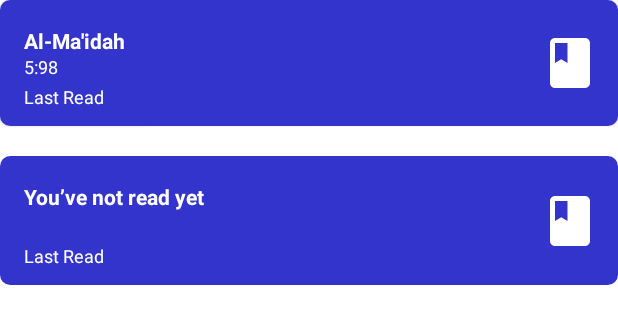
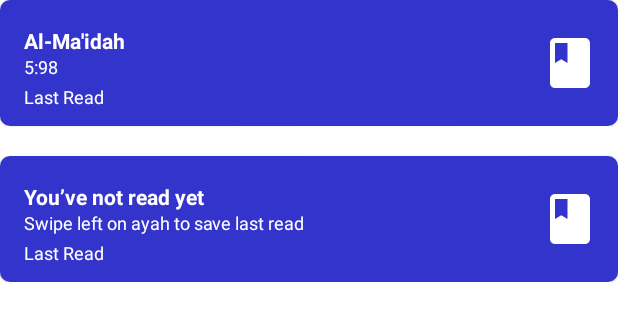
Before and after one commit to jiwomdf/Quran-Yuk-KMM, an Android app built with Jetpack Compose: the @Preview function LastReadPreview, on a phone screen of 412 x 824 dp. Shown: the top 324 px of the screen. Run offline under Robolectric (Android 15) with nearby library versions, the phone set to English and light mode, and no system bars.

Commit message:
enhance android app last read

```diff
--- a/androidApp/src/main/java/com/programmergabut/quranyuk/android/features/alquran/components/LastRead.kt
+++ b/androidApp/src/main/java/com/programmergabut/quranyuk/android/features/alquran/components/LastRead.kt
@@ -77,17 +77,16 @@ fun LastRead(
                     fontSize = 14.sp,
                     style = TextStyle(fontWeight = FontWeight.Bold)
                 )
-                lastRead?.let {
-                    Text(
-                        modifier = Modifier.padding(top = 2.dp),
-                        text = "${lastRead.surahId}:${lastRead.ayahId}",
-                        color = AppColor.White,
-                        fontSize = 12.sp
-                    )
-                } ?: kotlin.run {
-                    Spacer(modifier = Modifier.height(18.dp))
-                }
-
+                Text(
+                    modifier = Modifier.padding(top = 2.dp),
+                    text = if(lastRead != null){
+                        "${lastRead.surahId}:${lastRead.ayahId}"
+                    } else {
+                        "Swipe left on ayah to save last read"
+                    },
+                    color = AppColor.White,
+                    fontSize = 12.sp
+                )
                 Text(
                     modifier = Modifier.padding(top = 6.dp),
                     text = "Last Read",
```
